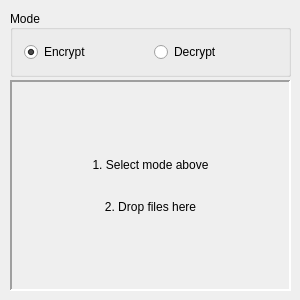
Above: unix_gui/cloaker/mainwindow.ui from spieglt/Cloaker before the change. Below: the same form after it.
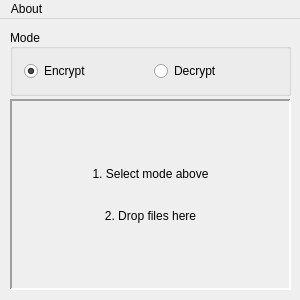
That is the form after the change. Custom widgets are drawn as their Qt base class.

Commit message: about menu and password length for unix

What changed in the file:
```diff
--- a/unix_gui/cloaker/mainwindow.ui
+++ b/unix_gui/cloaker/mainwindow.ui
@@ -64,7 +64,7 @@
       <x>10</x>
       <y>80</y>
       <width>281</width>
-      <height>211</height>
+      <height>191</height>
      </rect>
     </property>
     <property name="sizePolicy">
@@ -99,6 +99,28 @@
     </property>
    </widget>
   </widget>
+  <widget class="QMenuBar" name="menuBar">
+   <property name="geometry">
+    <rect>
+     <x>0</x>
+     <y>0</y>
+     <width>300</width>
+     <height>22</height>
+    </rect>
+   </property>
+   <widget class="QMenu" name="menuAbout">
+    <property name="title">
+     <string>About</string>
+    </property>
+    <addaction name="actionAbout_Cloaker"/>
+   </widget>
+   <addaction name="menuAbout"/>
+  </widget>
+  <action name="actionAbout_Cloaker">
+   <property name="text">
+    <string>About Cloaker</string>
+   </property>
+  </action>
  </widget>
  <layoutdefault spacing="6" margin="11"/>
  <customwidgets>
```
The commit also changes 4 other files.
